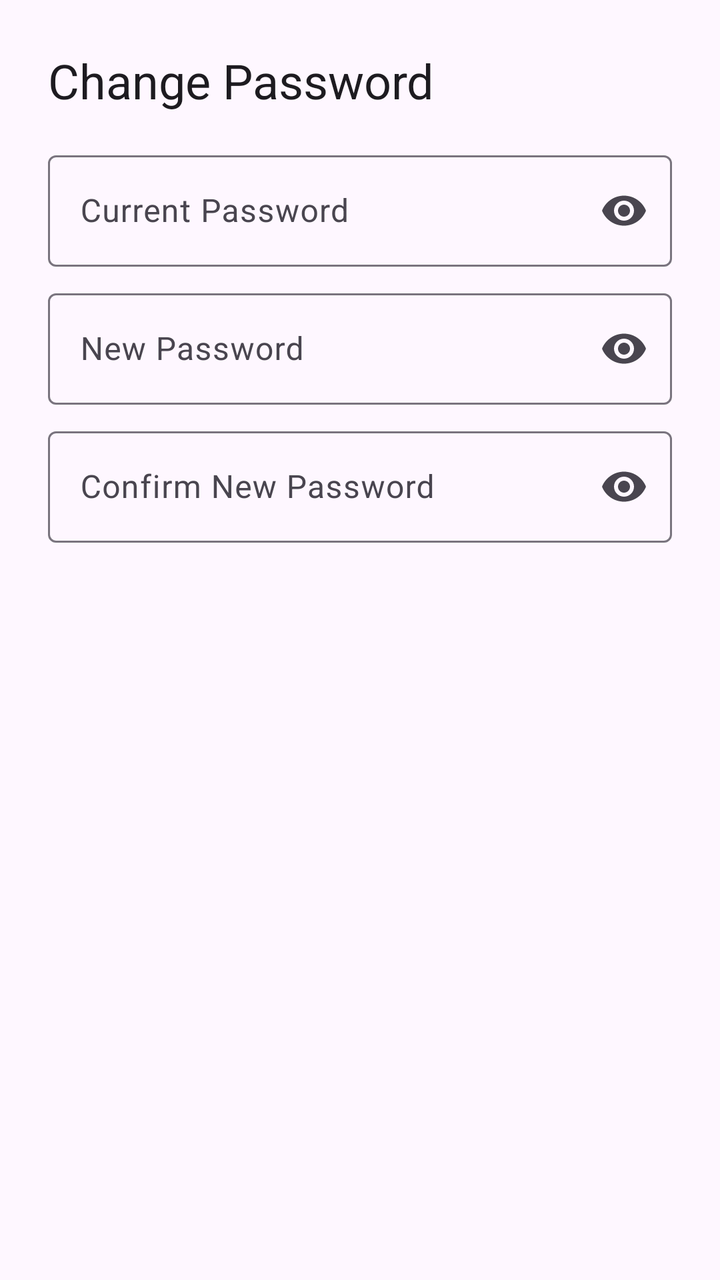
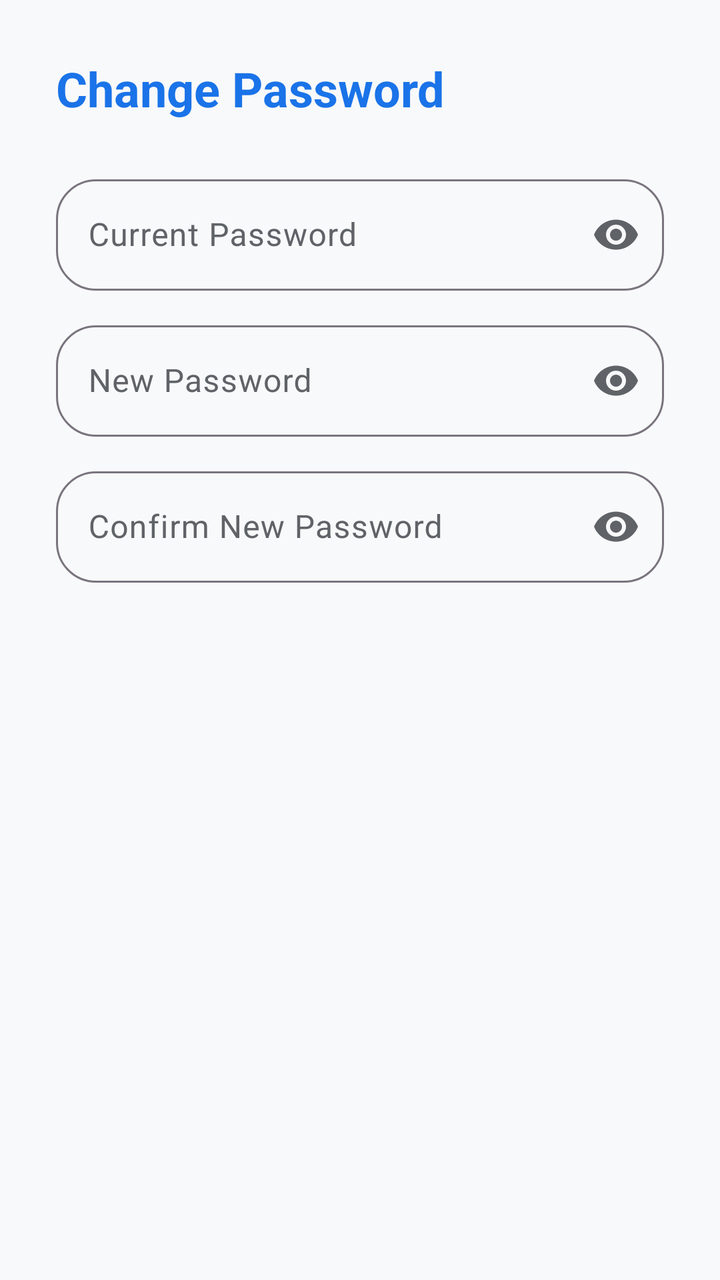

Screens rendered from an Android XML layout before and after an edit, with the pre-edit source and the edit as a unified diff.
<!-- AndroidManifest.xml: application theme Theme.CampusSync -->
<!-- res/layout/dialog_change_password.xml -->
<?xml version="1.0" encoding="utf-8"?>
<LinearLayout xmlns:android="http://schemas.android.com/apk/res/android"
    xmlns:app="http://schemas.android.com/apk/res-auto"
    android:layout_width="match_parent"
    android:layout_height="wrap_content"
    android:orientation="vertical"
    android:padding="24dp">

    <TextView
        android:layout_width="wrap_content"
        android:layout_height="wrap_content"
        android:text="Change Password"
        android:textAppearance="@style/TextAppearance.Material3.HeadlineSmall"
        android:layout_marginBottom="16dp" />

    <com.google.android.material.textfield.TextInputLayout
        android:id="@+id/tilCurrentPassword"
        style="@style/Widget.Material3.TextInputLayout.OutlinedBox"
        android:layout_width="match_parent"
        android:layout_height="wrap_content"
        android:layout_marginBottom="8dp"
        android:hint="Current Password"
        app:endIconMode="password_toggle">
        <com.google.android.material.textfield.TextInputEditText
            android:id="@+id/etCurrentPassword"
            android:layout_width="match_parent"
            android:layout_height="wrap_content"
            android:inputType="textPassword" />
    </com.google.android.material.textfield.TextInputLayout>

    <com.google.android.material.textfield.TextInputLayout
        android:id="@+id/tilNewPassword"
        style="@style/Widget.Material3.TextInputLayout.OutlinedBox"
        android:layout_width="match_parent"
        android:layout_height="wrap_content"
        android:layout_marginBottom="8dp"
        android:hint="New Password"
        app:endIconMode="password_toggle">
        <com.google.android.material.textfield.TextInputEditText
            android:id="@+id/etNewPassword"
            android:layout_width="match_parent"
            android:layout_height="wrap_content"
            android:inputType="textPassword" />
    </com.google.android.material.textfield.TextInputLayout>

    <com.google.android.material.textfield.TextInputLayout
        android:id="@+id/tilConfirmNewPassword"
        style="@style/Widget.Material3.TextInputLayout.OutlinedBox"
        android:layout_width="match_parent"
        android:layout_height="wrap_content"
        android:hint="Confirm New Password"
        app:endIconMode="password_toggle">
        <com.google.android.material.textfield.TextInputEditText
            android:id="@+id/etConfirmNewPassword"
            android:layout_width="match_parent"
            android:layout_height="wrap_content"
            android:inputType="textPassword" />
    </com.google.android.material.textfield.TextInputLayout>

</LinearLayout>
<!-- resources referenced by this layout -->
<resources>
  <style name="Theme.CampusSync" parent="Base.Theme.CampusSync" />
  <style name="Base.Theme.CampusSync" parent="Theme.Material3.DayNight.NoActionBar">
          
          
      </style>
</resources>

<!-- the commit's change to res/layout/dialog_change_password.xml (unified diff, before → after) -->
@@ -4,23 +4,30 @@
     android:layout_width="match_parent"
     android:layout_height="wrap_content"
     android:orientation="vertical"
-    android:padding="24dp">
+    android:padding="28dp">
 
     <TextView
         android:layout_width="wrap_content"
         android:layout_height="wrap_content"
+        android:layout_marginBottom="24dp"
         android:text="Change Password"
         android:textAppearance="@style/TextAppearance.Material3.HeadlineSmall"
-        android:layout_marginBottom="16dp" />
+        android:textColor="@color/primary_blue"
+        android:textStyle="bold" />
 
     <com.google.android.material.textfield.TextInputLayout
         android:id="@+id/tilCurrentPassword"
         style="@style/Widget.Material3.TextInputLayout.OutlinedBox"
         android:layout_width="match_parent"
         android:layout_height="wrap_content"
-        android:layout_marginBottom="8dp"
+        android:layout_marginBottom="12dp"
         android:hint="Current Password"
+        app:boxCornerRadiusBottomEnd="20dp"
+        app:boxCornerRadiusBottomStart="20dp"
+        app:boxCornerRadiusTopEnd="20dp"
+        app:boxCornerRadiusTopStart="20dp"
         app:endIconMode="password_toggle">
+
         <com.google.android.material.textfield.TextInputEditText
             android:id="@+id/etCurrentPassword"
             android:layout_width="match_parent"
@@ -33,9 +40,14 @@
         style="@style/Widget.Material3.TextInputLayout.OutlinedBox"
         android:layout_width="match_parent"
         android:layout_height="wrap_content"
-        android:layout_marginBottom="8dp"
+        android:layout_marginBottom="12dp"
         android:hint="New Password"
+        app:boxCornerRadiusBottomEnd="20dp"
+        app:boxCornerRadiusBottomStart="20dp"
+        app:boxCornerRadiusTopEnd="20dp"
+        app:boxCornerRadiusTopStart="20dp"
         app:endIconMode="password_toggle">
+
         <com.google.android.material.textfield.TextInputEditText
             android:id="@+id/etNewPassword"
             android:layout_width="match_parent"
@@ -49,7 +61,12 @@
         android:layout_width="match_parent"
         android:layout_height="wrap_content"
         android:hint="Confirm New Password"
+        app:boxCornerRadiusBottomEnd="20dp"
+        app:boxCornerRadiusBottomStart="20dp"
+        app:boxCornerRadiusTopEnd="20dp"
+        app:boxCornerRadiusTopStart="20dp"
         app:endIconMode="password_toggle">
+
         <com.google.android.material.textfield.TextInputEditText
             android:id="@+id/etConfirmNewPassword"
             android:layout_width="match_parent"
<!-- resource entries referenced after the edit -->
@@ -1,9 +1,45 @@
 <!-- resources referenced by this layout -->
 <resources>
+  <color name="primary_blue">#1A73E8</color>
   <style name="Theme.CampusSync" parent="Base.Theme.CampusSync" />
   <style name="Base.Theme.CampusSync" parent="Theme.Material3.DayNight.NoActionBar">
           
+          <item name="colorPrimary">@color/primary_blue</item>
+          <item name="colorOnPrimary">@color/on_primary</item>
+          <item name="colorPrimaryContainer">@color/primary_light</item>
+          <item name="colorOnPrimaryContainer">@color/primary_blue</item>
+  
           
+          <item name="colorError">@color/accent_red</item>
+          <item name="colorOnError">@color/on_error</item>
+  
+          
+          <item name="android:windowBackground">@color/bg_soft</item>
+          <item name="colorSurface">@color/surface</item>
+          <item name="colorOnSurface">@color/text_main</item>
+          <item name="colorOnSurfaceVariant">@color/text_secondary</item>
+  
+          
+          <item name="shapeAppearanceLargeComponent">@style/ShapeAppearance.CampusSync.Rounded.Large</item>
+          <item name="shapeAppearanceMediumComponent">@style/ShapeAppearance.CampusSync.Rounded.Medium</item>
+          <item name="shapeAppearanceSmallComponent">@style/ShapeAppearance.CampusSync.Rounded.Small</item>
+      </style>
+  <color name="on_primary">#FFFFFF</color>
+  <color name="primary_light">#E8F0FE</color>
+  <color name="accent_red">#EA4335</color>
+  <color name="on_error">#FFFFFF</color>
+  <color name="bg_soft">#F8F9FA</color>
+  <color name="surface">#FFFFFF</color>
+  <color name="text_main">#202124</color>
+  <color name="text_secondary">#5F6368</color>
+  <style name="ShapeAppearance.CampusSync.Rounded.Large" parent="ShapeAppearance.Material3.LargeComponent">
+          <item name="cornerSize">28dp</item>
+      </style>
+  <style name="ShapeAppearance.CampusSync.Rounded.Medium" parent="ShapeAppearance.Material3.MediumComponent">
+          <item name="cornerSize">20dp</item>
+      </style>
+  <style name="ShapeAppearance.CampusSync.Rounded.Small" parent="ShapeAppearance.Material3.SmallComponent">
+          <item name="cornerSize">16dp</item>
       </style>
 </resources>
 
